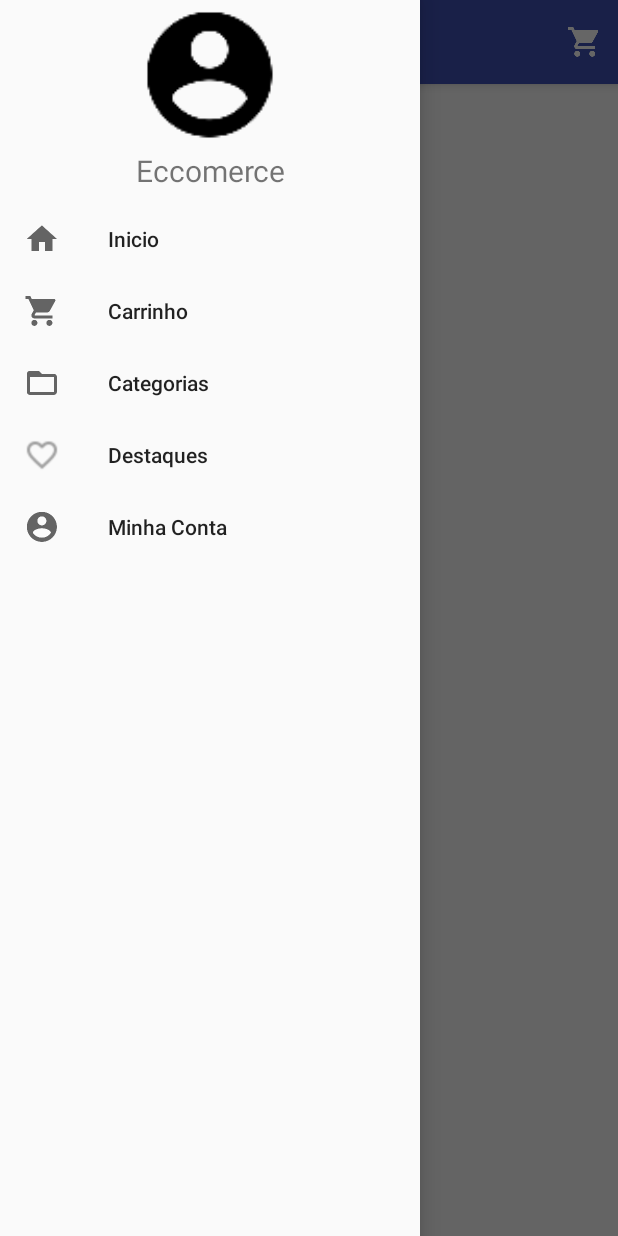
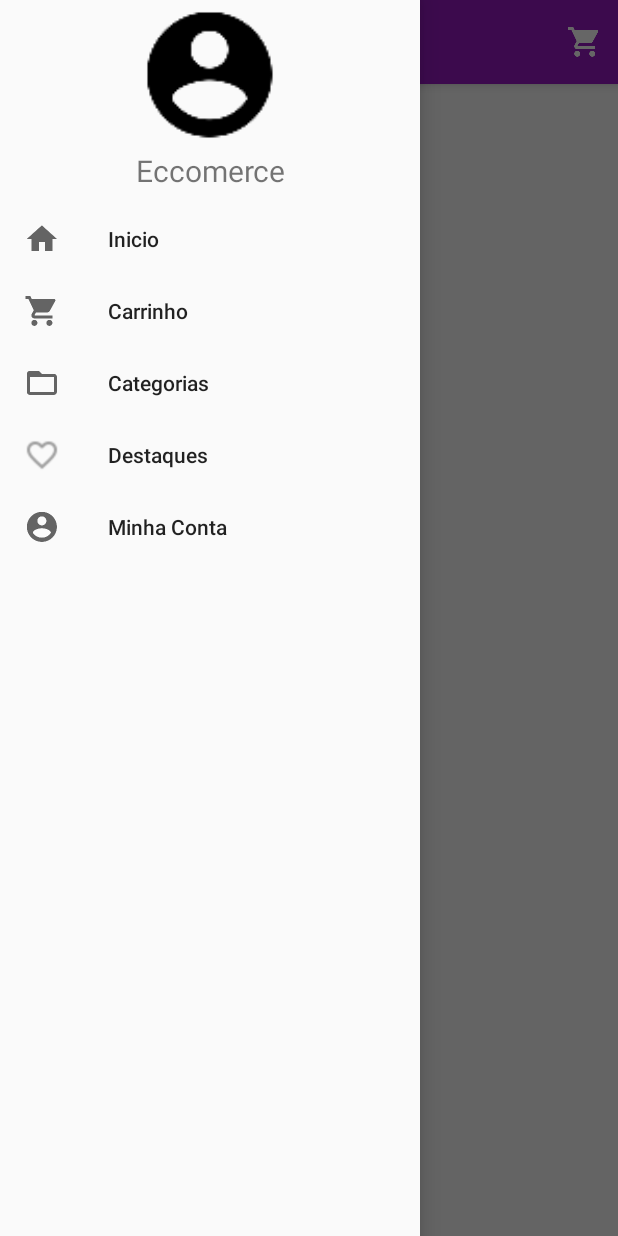
Before and after one commit to brunotoniolo/SnacKing, an Android app: the screen it shows after launch (MenuActivity), with the side drawer open, on a phone screen of 412 x 824 dp. Run offline under Robolectric (Android 15) with nearby library versions, the phone set to English and light mode, and no system bars; libraries missing offline, so code that uses them is left out: retrofit2.converter.jackson; 3 statements that could not run were skipped.

Commit message:
Change Colors

```diff
--- a/app/src/main/res/values/colors.xml
+++ b/app/src/main/res/values/colors.xml
@@ -1,6 +1,6 @@
 <?xml version="1.0" encoding="utf-8"?>
 <resources>
-    <color name="colorPrimary">#3F51B5</color>
-    <color name="colorPrimaryDark">#303F9F</color>
-    <color name="colorAccent">#FF4081</color>
+    <color name="colorPrimary">#971ac1</color>
+    <color name="colorPrimaryDark">#5d0a87</color>
+    <color name="colorAccent">#f4f400</color>
 </resources>
```
